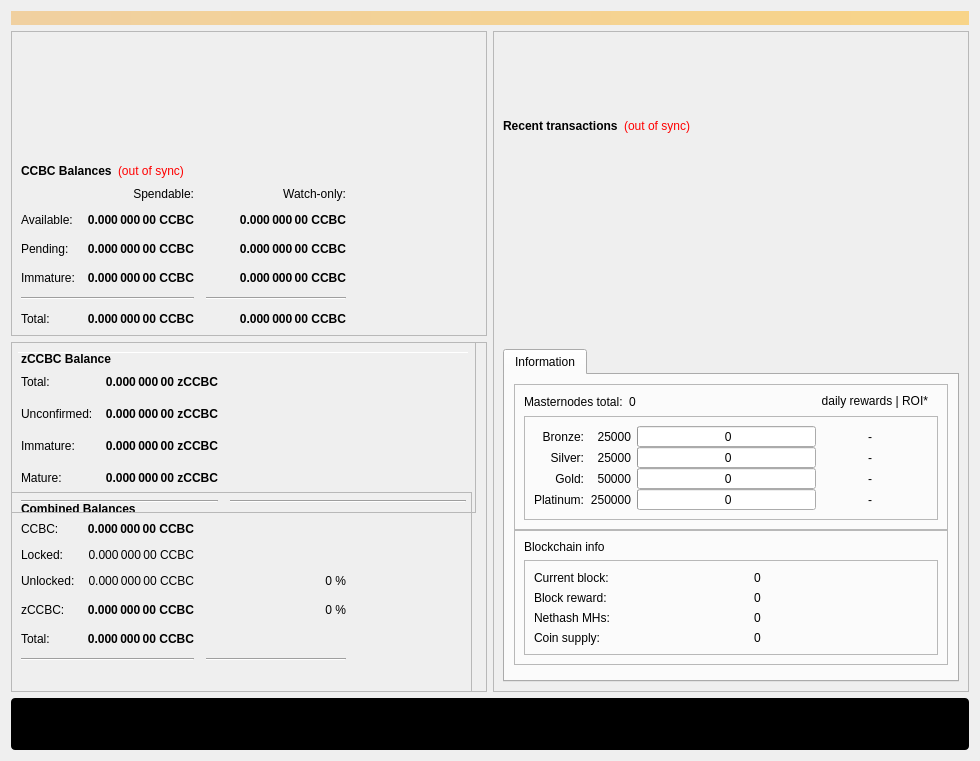
Above: src/qt/forms/overviewpage.ui from CryptoCashBack-Hub/smrtc before the change. Below: the same form after it.
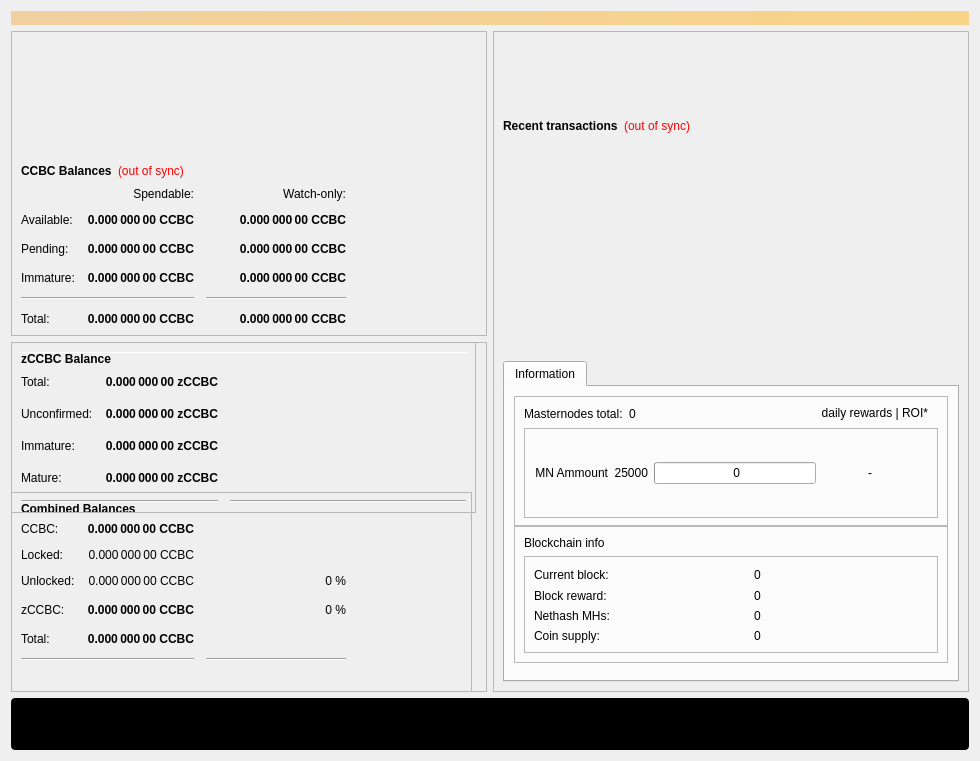
That is the form after the change. Icons and pictures are not drawn.

```diff
--- a/src/qt/forms/overviewpage.ui
+++ b/src/qt/forms/overviewpage.ui
@@ -276,35 +276,13 @@
                          </size>
                         </property>
                         <property name="text">
-                         <string>Bronze:</string>
+                         <string>MN Ammount</string>
                         </property>
                         <property name="alignment">
                          <set>Qt::AlignRight|Qt::AlignTrailing|Qt::AlignVCenter</set>
                         </property>
                        </widget>
                       </item>
-                      <item row="0" column="2">
-                       <widget class="QProgressBar" name="graphMN1_2">
-                        <property name="minimumSize">
-                         <size>
-                          <width>0</width>
-                          <height>18</height>
-                         </size>
-                        </property>
-                        <property name="maximumSize">
-                         <size>
-                          <width>16777215</width>
-                          <height>16777215</height>
-                         </size>
-                        </property>
-                        <property name="value">
-                         <number>0</number>
-                        </property>
-                        <property name="format">
-                         <string> %v</string>
-                        </property>
-                       </widget>
-                      </item>
                       <item row="0" column="3">
                        <widget class="QLabel" name="roi_13">
                         <property name="minimumSize">
@@ -327,13 +305,25 @@
                         </property>
                        </widget>
                       </item>
-                      <item row="0" column="1">
-                       <widget class="QLabel" name="label_lcolat_2">
-                        <property name="text">
-                         <string>25000</string>
+                      <item row="0" column="2">
+                       <widget class="QProgressBar" name="graphMN">
+                        <property name="minimumSize">
+                         <size>
+                          <width>0</width>
+                          <height>18</height>
+                         </size>
                         </property>
-                        <property name="alignment">
-                         <set>Qt::AlignRight|Qt::AlignTrailing|Qt::AlignVCenter</set>
+                        <property name="maximumSize">
+                         <size>
+                          <width>16777215</width>
+                          <height>16777215</height>
+                         </size>
+                        </property>
+                        <property name="value">
+                         <number>0</number>
+                        </property>
+                        <property name="format">
+                         <string> %v</string>
                         </property>
                        </widget>
                       </item>
@@ -359,8 +349,8 @@
                         </property>
                        </widget>
                       </item>
-                      <item row="1" column="1">
-                       <widget class="QLabel" name="label_mcolat_2">
+                      <item row="0" column="1">
+                       <widget class="QLabel" name="label_lcolat">
                         <property name="text">
                          <string>25000</string>
                         </property>
@@ -369,290 +359,6 @@
                         </property>
                        </widget>
                       </item>
-                      <item row="1" column="2">
-                       <widget class="QProgressBar" name="graphMN2_2">
-                        <property name="minimumSize">
-                         <size>
-                          <width>0</width>
-                          <height>18</height>
-                         </size>
-                        </property>
-                        <property name="maximumSize">
-                         <size>
-                          <width>16777215</width>
-                          <height>16777215</height>
-                         </size>
-                        </property>
-                        <property name="value">
-                         <number>0</number>
-                        </property>
-                        <property name="format">
-                         <string> %v</string>
-                        </property>
-                       </widget>
-                      </item>
-                      <item row="1" column="0">
-                       <widget class="QLabel" name="label_8">
-                        <property name="minimumSize">
-                         <size>
-                          <width>0</width>
-                          <height>0</height>
-                         </size>
-                        </property>
-                        <property name="maximumSize">
-                         <size>
-                          <width>16777215</width>
-                          <height>16777215</height>
-                         </size>
-                        </property>
-                        <property name="text">
-                         <string>Silver:</string>
-                        </property>
-                        <property name="alignment">
-                         <set>Qt::AlignRight|Qt::AlignTrailing|Qt::AlignVCenter</set>
-                        </property>
-                       </widget>
-                      </item>
-                      <item row="1" column="3">
-                       <widget class="QLabel" name="roi_23">
-                        <property name="minimumSize">
-                         <size>
-                          <width>50</width>
-                          <height>0</height>
-                         </size>
-                        </property>
-                        <property name="maximumSize">
-                         <size>
-                          <width>16777215</width>
-                          <height>16777215</height>
-                         </size>
-                        </property>
-                        <property name="text">
-                         <string>-</string>
-                        </property>
-                        <property name="alignment">
-                         <set>Qt::AlignRight|Qt::AlignTrailing|Qt::AlignVCenter</set>
-                        </property>
-                       </widget>
-                      </item>
-                      <item row="3" column="2">
-                       <widget class="QProgressBar" name="graphMN3_2">
-                        <property name="minimumSize">
-                         <size>
-                          <width>0</width>
-                          <height>18</height>
-                         </size>
-                        </property>
-                        <property name="maximumSize">
-                         <size>
-                          <width>16777215</width>
-                          <height>16777215</height>
-                         </size>
-                        </property>
-                        <property name="value">
-                         <number>0</number>
-                        </property>
-                        <property name="format">
-                         <string> %v</string>
-                        </property>
-                       </widget>
-                      </item>
-                      <item row="4" column="2">
-                       <widget class="QProgressBar" name="graphMN4_2">
-                        <property name="minimumSize">
-                         <size>
-                          <width>0</width>
-                          <height>18</height>
-                         </size>
-                        </property>
-                        <property name="maximumSize">
-                         <size>
-                          <width>16777215</width>
-                          <height>16777215</height>
-                         </size>
-                        </property>
-                        <property name="value">
-                         <number>0</number>
-                        </property>
-                        <property name="format">
-                         <string> %v</string>
-                        </property>
-                       </widget>
-                      </item>
-                      <item row="1" column="4">
-                       <widget class="QLabel" name="roi_24">
-                        <property name="minimumSize">
-                         <size>
-                          <width>50</width>
-                          <height>0</height>
-                         </size>
-                        </property>
-                        <property name="maximumSize">
-                         <size>
-                          <width>16777215</width>
-                          <height>16777215</height>
-                         </size>
-                        </property>
-                        <property name="text">
-                         <string/>
-                        </property>
-                        <property name="alignment">
-                         <set>Qt::AlignLeading|Qt::AlignLeft|Qt::AlignVCenter</set>
-                        </property>
-                       </widget>
-                      </item>
-                      <item row="4" column="3">
-                       <widget class="QLabel" name="roi_43">
-                        <property name="minimumSize">
-                         <size>
-                          <width>50</width>
-                          <height>0</height>
-                         </size>
-                        </property>
-                        <property name="maximumSize">
-                         <size>
-                          <width>16777215</width>
-                          <height>16777215</height>
-                         </size>
-                        </property>
-                        <property name="text">
-                         <string>-</string>
-                        </property>
-                        <property name="alignment">
-                         <set>Qt::AlignRight|Qt::AlignTrailing|Qt::AlignVCenter</set>
-                        </property>
-                       </widget>
-                      </item>
-                      <item row="3" column="3">
-                       <widget class="QLabel" name="roi_33">
-                        <property name="minimumSize">
-                         <size>
-                          <width>50</width>
-                          <height>0</height>
-                         </size>
-                        </property>
-                        <property name="maximumSize">
-                         <size>
-                          <width>16777215</width>
-                          <height>16777215</height>
-                         </size>
-                        </property>
-                        <property name="text">
-                         <string>-</string>
-                        </property>
-                        <property name="alignment">
-                         <set>Qt::AlignRight|Qt::AlignTrailing|Qt::AlignVCenter</set>
-                        </property>
-                       </widget>
-                      </item>
-                      <item row="3" column="1">
-                       <widget class="QLabel" name="label_fcolat_2">
-                        <property name="text">
-                         <string>50000</string>
-                        </property>
-                        <property name="alignment">
-                         <set>Qt::AlignRight|Qt::AlignTrailing|Qt::AlignVCenter</set>
-                        </property>
-                       </widget>
-                      </item>
-                      <item row="4" column="4">
-                       <widget class="QLabel" name="roi_44">
-                        <property name="minimumSize">
-                         <size>
-                          <width>50</width>
-                          <height>0</height>
-                         </size>
-                        </property>
-                        <property name="maximumSize">
-                         <size>
-                          <width>16777215</width>
-                          <height>16777215</height>
-                         </size>
-                        </property>
-                        <property name="text">
-                         <string/>
-                        </property>
-                        <property name="alignment">
-                         <set>Qt::AlignLeading|Qt::AlignLeft|Qt::AlignVCenter</set>
-                        </property>
-                       </widget>
-                      </item>
-                      <item row="4" column="0">
-                       <widget class="QLabel" name="label_9">
-                        <property name="minimumSize">
-                         <size>
-                          <width>0</width>
-                          <height>0</height>
-                         </size>
-                        </property>
-                        <property name="maximumSize">
-                         <size>
-                          <width>16777215</width>
-                          <height>16777215</height>
-                         </size>
-                        </property>
-                        <property name="text">
-                         <string>Platinum:</string>
-                        </property>
-                        <property name="alignment">
-                         <set>Qt::AlignRight|Qt::AlignTrailing|Qt::AlignVCenter</set>
-                        </property>
-                       </widget>
-                      </item>
-                      <item row="4" column="1">
-                       <widget class="QLabel" name="label_pcolat_2">
-                        <property name="text">
-                         <string>250000</string>
-                        </property>
-                        <property name="alignment">
-                         <set>Qt::AlignRight|Qt::AlignTrailing|Qt::AlignVCenter</set>
-                        </property>
-                       </widget>
-                      </item>
-                      <item row="3" column="0">
-                       <widget class="QLabel" name="label_10">
-                        <property name="minimumSize">
-                         <size>
-                          <width>0</width>
-                          <height>0</height>
-                         </size>
-                        </property>
-                        <property name="maximumSize">
-                         <size>
-                          <width>16777215</width>
-                          <height>16777215</height>
-                         </size>
-                        </property>
-                        <property name="text">
-                         <string>Gold:</string>
-                        </property>
-                        <property name="alignment">
-                         <set>Qt::AlignRight|Qt::AlignTrailing|Qt::AlignVCenter</set>
-                        </property>
-                       </widget>
-                      </item>
-                      <item row="3" column="4">
-                       <widget class="QLabel" name="roi_34">
-                        <property name="minimumSize">
-                         <size>
-                          <width>50</width>
-                          <height>0</height>
-                         </size>
-                        </property>
-                        <property name="maximumSize">
-                         <size>
-                          <width>16777215</width>
-                          <height>16777215</height>
-                         </size>
-                        </property>
-                        <property name="text">
-                         <string/>
-                        </property>
-                        <property name="alignment">
-                         <set>Qt::AlignLeading|Qt::AlignLeft|Qt::AlignVCenter</set>
-                        </property>
-                       </widget>
-                      </item>
                      </layout>
                     </widget>
                    </item>
```
Left out of the diff: 22 changed lines with no effect on the pictures.
